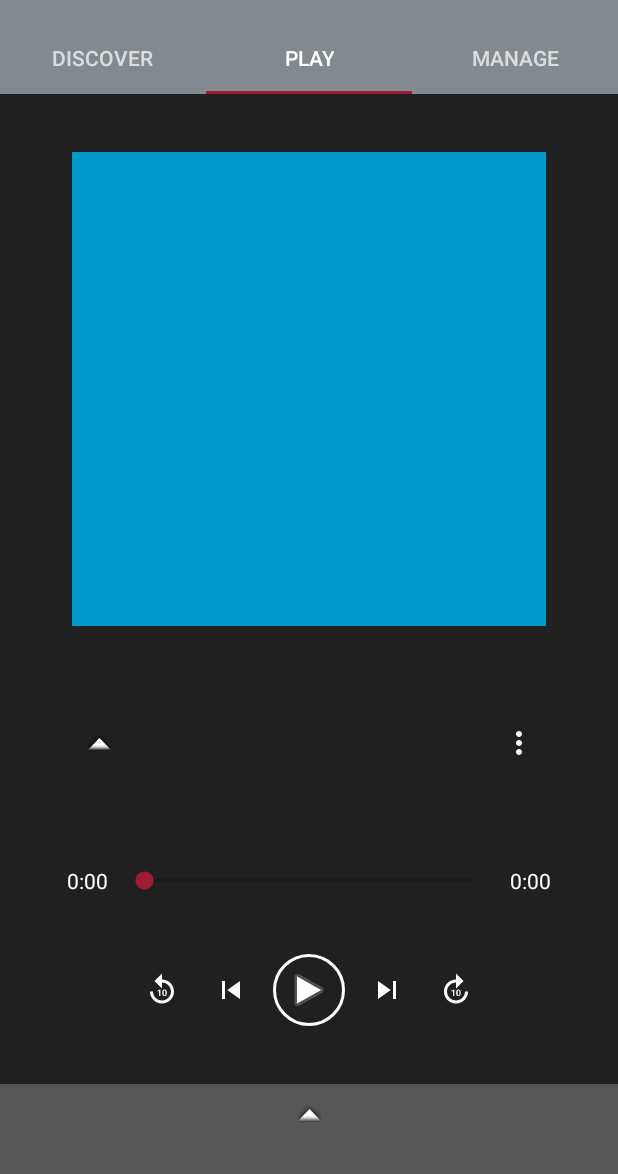
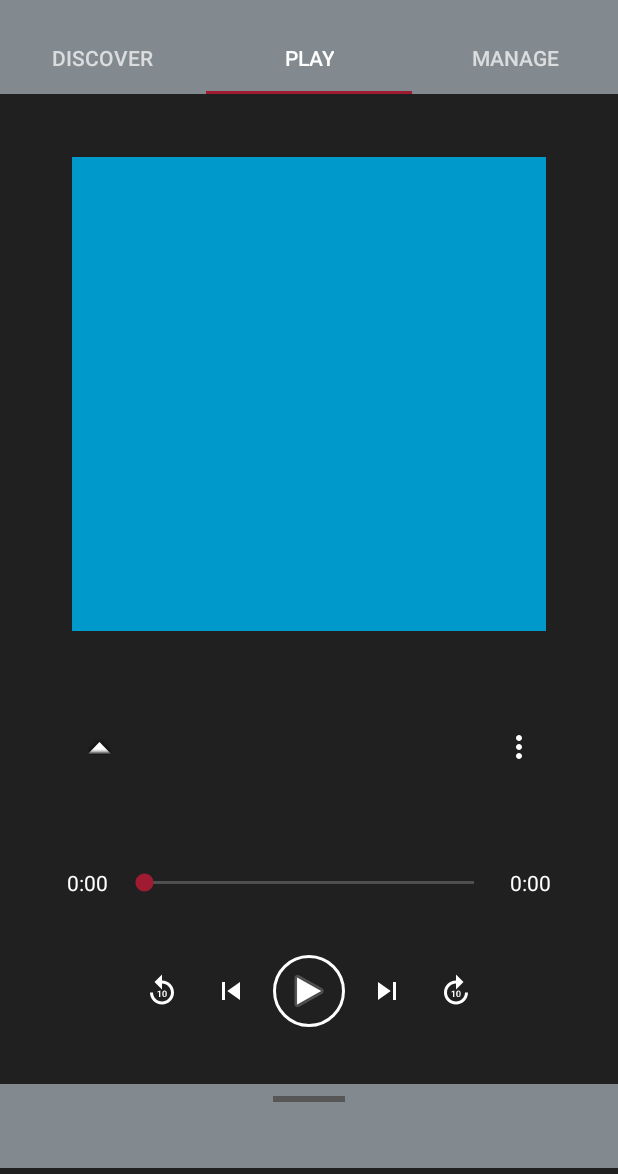
Before and after one commit to mlpearson4/VastCast, an Android app: the screen it shows after launch once a user with an empty profile is signed in (MainActivity), tab 2 chosen, on a phone screen of 412 x 824 dp, the part 62-1236 px from its top. Run offline under Robolectric (Android 15) with nearby library versions, the phone set to English and light mode, and no system bars; our stand-ins replace Firebase (no records; nobody signed in at launch, a user with empty details on screens opened directly).

Commit message:
Added Queue Panel

```diff
--- a/app/src/main/AndroidManifest.xml
+++ b/app/src/main/AndroidManifest.xml
@@ -36,9 +36,6 @@
         <activity
             android:name=".DetailActivity"
             android:screenOrientation="portrait" />
-        <activity
-            android:name=".QueueActivity"
-            android:screenOrientation="portrait" />
     </application>
 
 </manifest>
--- a/app/src/main/java/com/vastcast/vastcast/DiscoverFragment.java
+++ b/app/src/main/java/com/vastcast/vastcast/DiscoverFragment.java
@@ -19,6 +19,16 @@ public class DiscoverFragment extends Fragment {
                 DiscoverFragment.this.startActivity(new Intent(DiscoverFragment.this.getActivity(), AddFeedActivity.class));
             }
         });
+        //check connection status and disable fab if not connected, also activate snackbar
+        /*Snackbar snackbar = Snackbar.make(view, "No Connection", Snackbar.LENGTH_LONG);
+        snackbar.setAction("RETRY", new View.OnClickListener() {
+            public  void onClick(View view) {
+                //check connection status again
+                snackbar.hide();
+                fabAddPodcast.setEnabled(true);
+                //populate list from database
+            }
+        }).show();*/
         return view;
     }
 }
--- a/app/src/main/java/com/vastcast/vastcast/PlayFragment.java
+++ b/app/src/main/java/com/vastcast/vastcast/PlayFragment.java
@@ -1,7 +1,6 @@
 package com.vastcast.vastcast;
 
 import android.app.ProgressDialog;
-import android.content.Intent;
 import android.graphics.Bitmap;
 import android.graphics.BitmapFactory;
 import android.media.AudioManager;
@@ -131,13 +130,6 @@ public class PlayFragment extends Fragment {
                     audio.setImageResource(R.drawable.ic_play_arrow_24dp);
                     playing = false;
                 }
-            }
-        });
-
-        ImageButton btnQueue = view.findViewById(R.id.btnQueue);
-        btnQueue.setOnClickListener(new View.OnClickListener() {
-            public void onClick(View v) {
-                PlayFragment.this.startActivity(new Intent(getActivity(), QueueActivity.class));
             }
         });
 
--- a/app/src/main/res/layout/fragment_play.xml
+++ b/app/src/main/res/layout/fragment_play.xml
@@ -1,10 +1,14 @@
 <?xml version="1.0" encoding="utf-8"?>
-<android.support.constraint.ConstraintLayout xmlns:android="http://schemas.android.com/apk/res/android"
+<android.support.design.widget.CoordinatorLayout xmlns:android="http://schemas.android.com/apk/res/android"
     xmlns:app="http://schemas.android.com/apk/res-auto"
     xmlns:tools="http://schemas.android.com/tools"
     android:layout_width="match_parent"
     android:layout_height="match_parent"
-    tools:context="com.vastcast.vastcast.PlayFragment">
+    tools:context=".PlayFragment">
+
+    <android.support.constraint.ConstraintLayout
+        android:layout_width="match_parent"
+        android:layout_height="match_parent">
 
         <ImageView
             android:id="@+id/imgPlayingPodcast"
@@ -15,7 +19,7 @@
             android:layout_marginLeft="48dp"
             android:layout_marginRight="48dp"
             android:layout_marginStart="48dp"
-        android:layout_marginTop="8dp"
+            android:layout_marginTop="12dp"
             android:adjustViewBounds="false"
             android:contentDescription="@string/imgPodcast"
             app:layout_constraintBottom_toTopOf="@+id/txtEpisodeTitle"
@@ -167,10 +171,10 @@
             android:id="@+id/btnPlayPause"
             android:layout_width="48dp"
             android:layout_height="48dp"
-        android:layout_marginBottom="8dp"
+            android:layout_marginBottom="68dp"
             android:background="@drawable/bg_rounded"
             android:src="@android:drawable/ic_media_play"
-        app:layout_constraintBottom_toTopOf="@+id/tabQueue"
+            app:layout_constraintBottom_toBottomOf="parent"
             app:layout_constraintEnd_toStartOf="@+id/btnNext"
             app:layout_constraintHorizontal_bias="0.5"
             app:layout_constraintStart_toEndOf="@+id/btnPrevious"
@@ -200,20 +204,30 @@
             app:layout_constraintStart_toEndOf="@+id/btnNext"
             app:layout_constraintTop_toTopOf="@+id/btnPlayPause" />
 
+    </android.support.constraint.ConstraintLayout>
+
+    <android.support.constraint.ConstraintLayout
+        android:layout_width="match_parent"
+        android:layout_height="match_parent"
+        android:background="@color/activityBackground"
+        app:behavior_hideable="false"
+        app:behavior_peekHeight="60dp"
+        app:layout_behavior="android.support.design.widget.BottomSheetBehavior">
+
         <View
             android:id="@+id/tabQueue"
             android:layout_width="fill_parent"
-        android:layout_height="60dp"
-        android:background="@color/colorPrimaryDark"
+            android:layout_height="56dp"
+            android:background="@color/colorPrimary"
             android:visibility="visible"
-        app:layout_constraintBottom_toBottomOf="parent"
             app:layout_constraintEnd_toEndOf="parent"
-        app:layout_constraintStart_toStartOf="parent" />
+            app:layout_constraintStart_toStartOf="parent"
+            app:layout_constraintTop_toTopOf="parent" />
 
-    <ImageButton
+        <View
             android:id="@+id/btnQueue"
             android:layout_width="48dp"
-        android:layout_height="24dp"
+            android:layout_height="4dp"
             android:layout_alignParentBottom="true"
             android:layout_centerHorizontal="true"
             android:layout_marginEnd="16dp"
@@ -223,9 +237,11 @@
             android:layout_marginTop="8dp"
             android:background="@color/colorPrimaryDark"
             android:contentDescription="@string/queueDescription"
-        android:src="@android:drawable/arrow_up_float"
             app:layout_constraintEnd_toEndOf="parent"
             app:layout_constraintStart_toStartOf="parent"
             app:layout_constraintTop_toTopOf="@+id/tabQueue" />
 
+
     </android.support.constraint.ConstraintLayout>
+
+</android.support.design.widget.CoordinatorLayout>
--- a/app/src/main/res/values/styles.xml
+++ b/app/src/main/res/values/styles.xml
@@ -1,8 +1,7 @@
 <resources>
 
     <!-- Base application theme. -->
-    <style name="AppTheme" parent="Theme.AppCompat.Light.NoActionBar">
-        <!-- Customize your theme here. -->
+    <style name="AppTheme" parent="Theme.AppCompat.NoActionBar">
         <item name="colorPrimary">@color/colorPrimary</item>
         <item name="colorPrimaryDark">@color/colorPrimaryDark</item>
         <item name="colorAccent">@color/colorAccent</item>
@@ -10,6 +9,7 @@
         <item name="android:textColorPrimary">@color/textPrimary</item>
         <item name="android:textColorHint">@color/textHint</item>
         <item name="colorButtonNormal">@color/colorAccent</item>
+        <item name="coordinatorLayoutStyle">@style/Widget.Design.CoordinatorLayout</item>
     </style>
 
     <style name="ThemeOverlay.MyTextDetail" parent="AppTheme">
@@ -28,7 +28,6 @@
         <item name="android:textSize">36sp</item>
     </style>
 
-    <!-- Dark Buttons -->
     <style name="ThemeOverlay.MyDarkButton" parent="ThemeOverlay.AppCompat.Dark">
         <item name="colorButtonNormal">@color/colorPrimary</item>
         <item name="colorAccent">@color/colorAccent</item>
```
Also changed, not shown: app/src/main/java/com/vastcast/vastcast/QueueActivity.java (deleted, +0 -22 lines), app/src/main/res/layout/activity_queue.xml (deleted, +0 -37 lines). Lines whose indentation alone changed are shown as unchanged.
